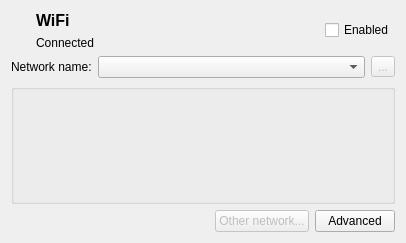
Qt form src/wirelesspage.ui (OSSystems/qconnman-ui) before a commit.
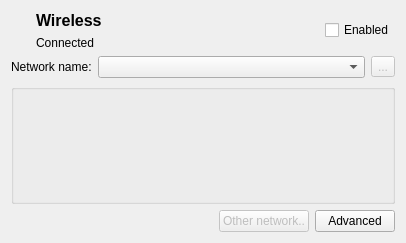
The same form after that commit. Icons and pictures are not drawn. Custom widgets are drawn as their Qt base class.

Commit message: Mark more labels as untranslatable

Patch:
```diff
--- a/src/wirelesspage.ui
+++ b/src/wirelesspage.ui
@@ -61,7 +61,7 @@
               </font>
              </property>
              <property name="text">
-              <string>WiFi</string>
+              <string>Wireless</string>
              </property>
             </widget>
            </item>
@@ -176,7 +176,7 @@
         <bool>false</bool>
        </property>
        <property name="text">
-        <string>Other network...</string>
+        <string>Other network..</string>
        </property>
       </widget>
      </item>
```
Left out of the diff: 2 changed lines with no effect on the pictures. The commit also changes 1 other file.
